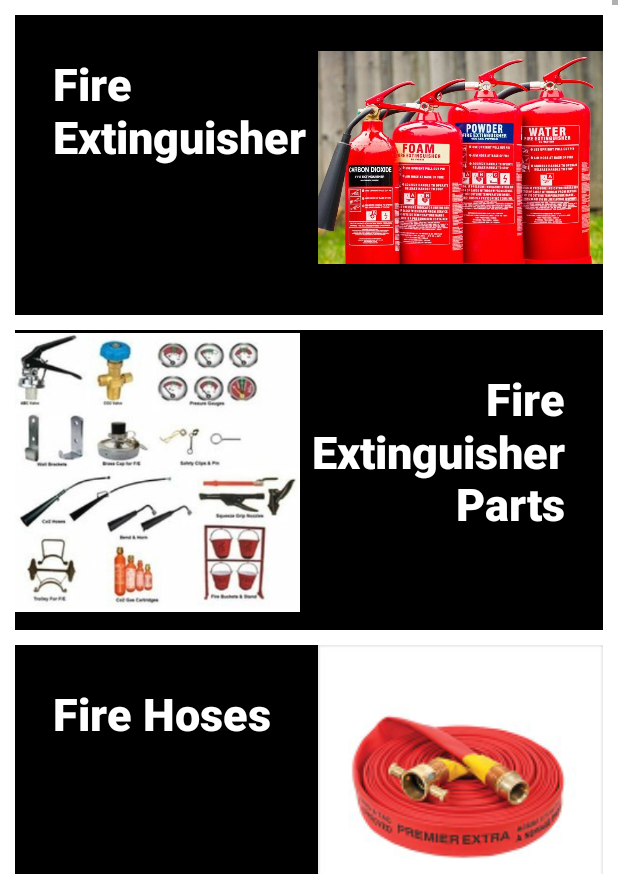
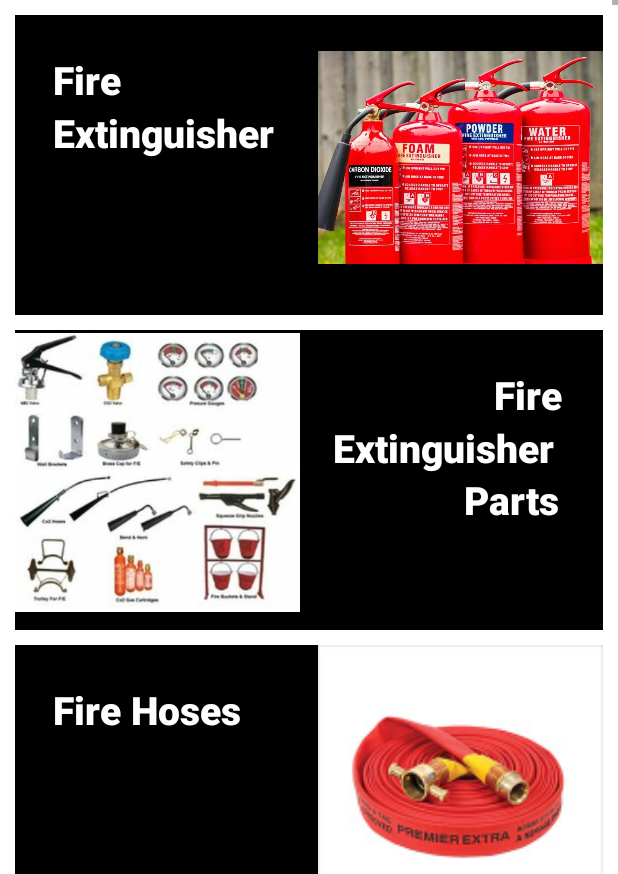
Before and after one commit to arorarohan981/MMEngineersApp, an Android app: the screen it shows after launch (Navigation_Drawer_homescreen), on a phone screen of 412 x 824 dp, the part 362-1236 px from its top. Run offline under Robolectric (Android 15) with nearby library versions, the phone set to English and light mode, and no system bars; our stand-ins replace navigation-ui.

Commit message:
Done HomePage,About us and Contact Us . Complete Functionality

```diff
--- a/app/src/main/res/layout/fragment_home.xml
+++ b/app/src/main/res/layout/fragment_home.xml
@@ -35,7 +35,11 @@
                         android:layout_height="wrap_content"
                         android:text="Fire"
                         android:textColor="@color/white"
-                        android:textSize="30sp"
+                        android:textSize="27dp"
+                        android:autoSizeMaxTextSize="100sp"
+                        android:autoSizeMinTextSize="12sp"
+                        android:autoSizeStepGranularity="2sp"
+                        android:autoSizeTextType="uniform"
                         android:fontFamily="sans-serif-black"
                         android:padding="25dp"
                         />
@@ -44,7 +48,11 @@
                         android:layout_height="wrap_content"
                         android:text="Extinguisher"
                         android:textColor="@color/white"
-                        android:textSize="30sp"
+                        android:textSize="27dp"
+                        android:autoSizeMaxTextSize="100sp"
+                        android:autoSizeMinTextSize="12sp"
+                        android:autoSizeStepGranularity="2sp"
+                        android:autoSizeTextType="uniform"
                         android:fontFamily="sans-serif-black"
                         android:padding="25dp"
                         android:layout_marginTop="35dp"
@@ -74,7 +82,11 @@
                         android:layout_height="wrap_content"
                         android:text="Fire"
                         android:textColor="@color/white"
-                        android:textSize="30sp"
+                        android:textSize="27dp"
+                        android:autoSizeMaxTextSize="100sp"
+                        android:autoSizeMinTextSize="12sp"
+                        android:autoSizeStepGranularity="2sp"
+                        android:autoSizeTextType="uniform"
                         android:fontFamily="sans-serif-black"
                         android:padding="25dp"
                         android:layout_alignParentRight="true"
@@ -84,7 +96,11 @@
                         android:layout_height="wrap_content"
                         android:text="Extinguisher"
                         android:textColor="@color/white"
-                        android:textSize="30sp"
+                        android:textSize="27dp"
+                        android:autoSizeMaxTextSize="100sp"
+                        android:autoSizeMinTextSize="12sp"
+                        android:autoSizeStepGranularity="2sp"
+                        android:autoSizeTextType="uniform"
                         android:fontFamily="sans-serif-black"
                         android:padding="25dp"
                         android:layout_marginTop="35dp"
@@ -95,7 +111,11 @@
                         android:layout_height="wrap_content"
                         android:text="Parts"
                         android:textColor="@color/white"
-                        android:textSize="30sp"
+                        android:textSize="27dp"
+                        android:autoSizeMaxTextSize="100sp"
+                        android:autoSizeMinTextSize="12sp"
+                        android:autoSizeStepGranularity="2sp"
+                        android:autoSizeTextType="uniform"
                         android:fontFamily="sans-serif-black"
                         android:padding="25dp"
                         android:layout_marginTop="70dp"
@@ -126,7 +146,11 @@
                         android:layout_height="wrap_content"
                         android:text="@string/Fire_Hose"
                         android:textColor="@color/white"
-                        android:textSize="30sp"
+                        android:textSize="27dp"
+                        android:autoSizeMaxTextSize="100sp"
+                        android:autoSizeMinTextSize="12sp"
+                        android:autoSizeStepGranularity="2sp"
+                        android:autoSizeTextType="uniform"
                         android:fontFamily="sans-serif-black"
                         android:padding="25dp"
                         />
@@ -155,7 +179,11 @@
                         android:layout_height="wrap_content"
                         android:text="@string/Fire_Pump"
                         android:textColor="@color/white"
-                        android:textSize="30sp"
+                        android:textSize="27dp"
+                        android:autoSizeMaxTextSize="100sp"
+                        android:autoSizeMinTextSize="12sp"
+                        android:autoSizeStepGranularity="2sp"
+                        android:autoSizeTextType="uniform"
                         android:fontFamily="sans-serif-black"
                         android:padding="25dp"
                         android:layout_alignParentRight="true"
@@ -185,7 +213,11 @@
                         android:layout_height="wrap_content"
                         android:text="@string/Valves"
                         android:textColor="@color/white"
-                        android:textSize="30sp"
+                        android:textSize="27dp"
+                        android:autoSizeMaxTextSize="100sp"
+                        android:autoSizeMinTextSize="12sp"
+                        android:autoSizeStepGranularity="2sp"
+                        android:autoSizeTextType="uniform"
                         android:fontFamily="sans-serif-black"
                         android:padding="25dp"
                         />
@@ -214,7 +246,11 @@
                         android:layout_height="wrap_content"
                         android:text="Sprinklers"
                         android:textColor="@color/white"
-                        android:textSize="30sp"
+                        android:textSize="27dp"
+                        android:autoSizeMaxTextSize="100sp"
+                        android:autoSizeMinTextSize="12sp"
+                        android:autoSizeStepGranularity="2sp"
+                        android:autoSizeTextType="uniform"
                         android:fontFamily="sans-serif-black"
                         android:padding="25dp"
                         android:layout_alignParentRight="true"
@@ -224,7 +260,11 @@
                         android:layout_height="wrap_content"
                         android:text="System"
                         android:textColor="@color/white"
-                        android:textSize="30sp"
+                        android:textSize="27dp"
+                        android:autoSizeMaxTextSize="100sp"
+                        android:autoSizeMinTextSize="12sp"
+                        android:autoSizeStepGranularity="2sp"
+                        android:autoSizeTextType="uniform"
                         android:fontFamily="sans-serif-black"
                         android:padding="25dp"
                         android:layout_marginTop="35dp"
@@ -254,8 +294,12 @@
                         android:layout_width="wrap_content"
                         android:layout_height="wrap_content"
                         android:text="@string/Monitors"
+                        android:autoSizeMaxTextSize="100sp"
+                        android:autoSizeMinTextSize="12sp"
+                        android:autoSizeStepGranularity="2sp"
+                        android:autoSizeTextType="uniform"
                         android:textColor="@color/white"
-                        android:textSize="30sp"
+                        android:textSize="27dp"
                         android:fontFamily="sans-serif-black"
                         android:padding="25dp"
                         />
@@ -284,8 +328,12 @@
                         android:layout_width="wrap_content"
                         android:layout_height="wrap_content"
                         android:text="@string/Nozzles"
+                        android:autoSizeMaxTextSize="100sp"
+                        android:autoSizeMinTextSize="12sp"
+                        android:autoSizeStepGranularity="2sp"
+                        android:autoSizeTextType="uniform"
                         android:textColor="@color/white"
-                        android:textSize="30sp"
+                        android:textSize="27dp"
                         android:fontFamily="sans-serif-black"
                         android:padding="25dp"
                         android:layout_alignParentRight="true"
@@ -316,7 +364,11 @@
                         android:layout_height="wrap_content"
                         android:text="@string/FireSafetyCabinets"
                         android:textColor="@color/white"
-                        android:textSize="30sp"
+                        android:textSize="27dp"
+                        android:autoSizeMaxTextSize="100sp"
+                        android:autoSizeMinTextSize="12sp"
+                        android:autoSizeStepGranularity="2sp"
+                        android:autoSizeTextType="uniform"
                         android:fontFamily="sans-serif-black"
                         android:padding="25dp"
                         />
@@ -347,7 +399,11 @@
                         android:layout_height="wrap_content"
                         android:text="Stands"
                         android:textColor="@color/white"
-                        android:textSize="30sp"
+                        android:textSize="27dp"
+                        android:autoSizeMaxTextSize="100sp"
+                        android:autoSizeMinTextSize="12sp"
+                        android:autoSizeStepGranularity="2sp"
+                        android:autoSizeTextType="uniform"
                         android:fontFamily="sans-serif-black"
                         android:padding="25dp"
                         android:layout_alignParentRight="true"
@@ -357,7 +413,11 @@
                         android:layout_height="wrap_content"
                         android:text="Post"
                         android:textColor="@color/white"
-                        android:textSize="30sp"
+                        android:textSize="27dp"
+                        android:autoSizeMaxTextSize="100sp"
+                        android:autoSizeMinTextSize="12sp"
+                        android:autoSizeStepGranularity="2sp"
+                        android:autoSizeTextType="uniform"
                         android:fontFamily="sans-serif-black"
                         android:padding="25dp"
                         android:layout_marginTop="35dp"
@@ -368,7 +428,11 @@
                         android:layout_height="wrap_content"
                         android:text="Hydrants"
                         android:textColor="@color/white"
-                        android:textSize="30sp"
+                        android:textSize="27dp"
+                        android:autoSizeMaxTextSize="100sp"
+                        android:autoSizeMinTextSize="12sp"
+                        android:autoSizeStepGranularity="2sp"
+                        android:autoSizeTextType="uniform"
                         android:fontFamily="sans-serif-black"
                         android:padding="25dp"
 
@@ -400,7 +464,11 @@
                         android:layout_height="wrap_content"
                         android:text="Coupling and"
                         android:textColor="@color/white"
-                        android:textSize="27sp"
+                        android:textSize="27dp"
+                        android:autoSizeMaxTextSize="100sp"
+                        android:autoSizeMinTextSize="12sp"
+                        android:autoSizeStepGranularity="2sp"
+                        android:autoSizeTextType="uniform"
                         android:fontFamily="sans-serif-black"
                         android:padding="25dp"
 
@@ -410,7 +478,11 @@
                         android:layout_height="wrap_content"
                         android:text="Adapters"
                         android:textColor="@color/white"
-                        android:textSize="27sp"
+                        android:textSize="27dp"
+                        android:autoSizeMaxTextSize="100sp"
+                        android:autoSizeMinTextSize="12sp"
+                        android:autoSizeStepGranularity="2sp"
+                        android:autoSizeTextType="uniform"
                         android:layout_marginTop="35dp"
                         android:fontFamily="sans-serif-black"
                         android:padding="25dp"
@@ -442,7 +514,11 @@
                         android:layout_height="wrap_content"
                         android:text="Dry Riser"
                         android:textColor="@color/white"
-                        android:textSize="30sp"
+                        android:textSize="27dp"
+                        android:autoSizeMaxTextSize="100sp"
+                        android:autoSizeMinTextSize="12sp"
+                        android:autoSizeStepGranularity="2sp"
+                        android:autoSizeTextType="uniform"
                         android:fontFamily="sans-serif-black"
                         android:padding="25dp"
                         android:layout_alignParentRight="true"
@@ -452,7 +528,11 @@
                         android:layout_height="wrap_content"
                         android:text="Equipments"
                         android:textColor="@color/white"
-                        android:textSize="30sp"
+                        android:textSize="27dp"
+                        android:autoSizeMaxTextSize="100sp"
+                        android:autoSizeMinTextSize="12sp"
+                        android:autoSizeStepGranularity="2sp"
+                        android:autoSizeTextType="uniform"
                         android:fontFamily="sans-serif-black"
                         android:padding="25dp"
                         android:layout_marginTop="35dp"
@@ -483,7 +563,11 @@
                         android:layout_height="wrap_content"
                         android:text="@string/Hose_Reels"
                         android:textColor="@color/white"
-                        android:textSize="27sp"
+                        android:textSize="27dp"
+                        android:autoSizeMaxTextSize="100sp"
+                        android:autoSizeMinTextSize="12sp"
+                        android:autoSizeStepGranularity="2sp"
+                        android:autoSizeTextType="uniform"
                         android:fontFamily="sans-serif-black"
                         android:padding="25dp"
 
@@ -515,7 +599,11 @@
                         android:layout_height="wrap_content"
                         android:text="Safety Items"
                         android:textColor="@color/white"
-                        android:textSize="27sp"
+                        android:textSize="27dp"
+                        android:autoSizeMaxTextSize="100sp"
+                        android:autoSizeMinTextSize="12sp"
+                        android:autoSizeStepGranularity="2sp"
+                        android:autoSizeTextType="uniform"
                         android:fontFamily="sans-serif-black"
                         android:padding="25dp"
 
```
